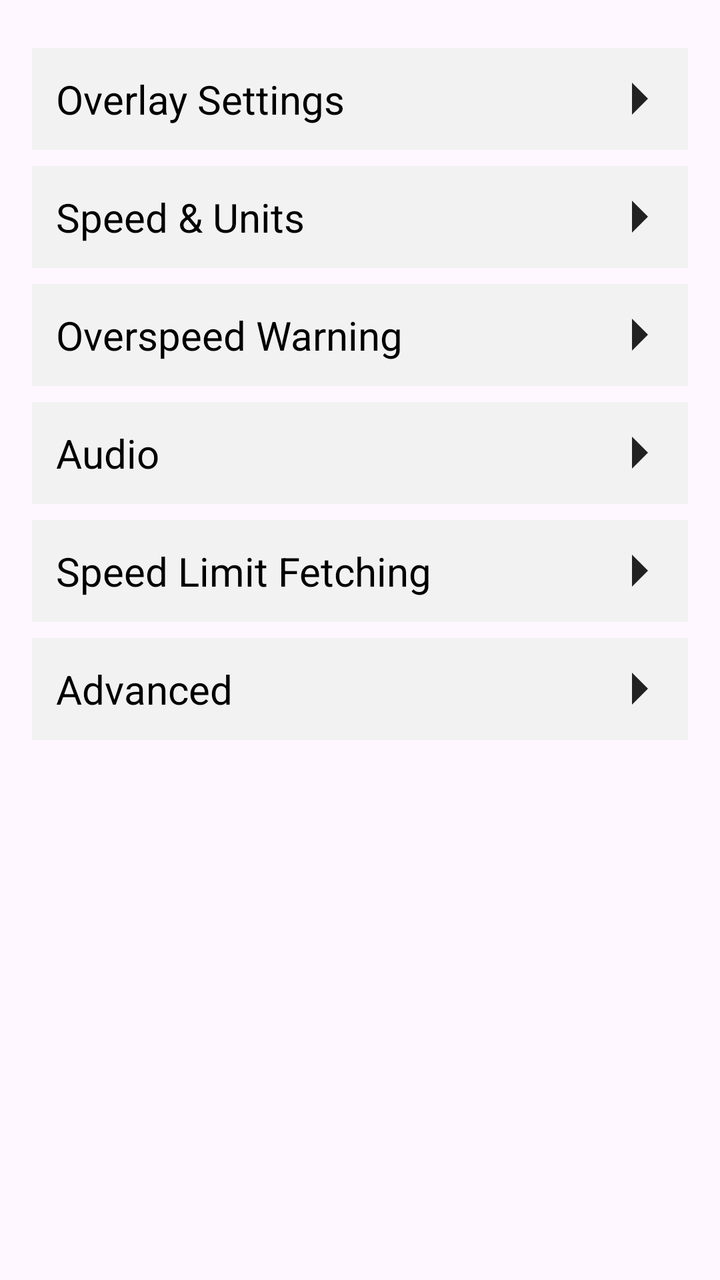
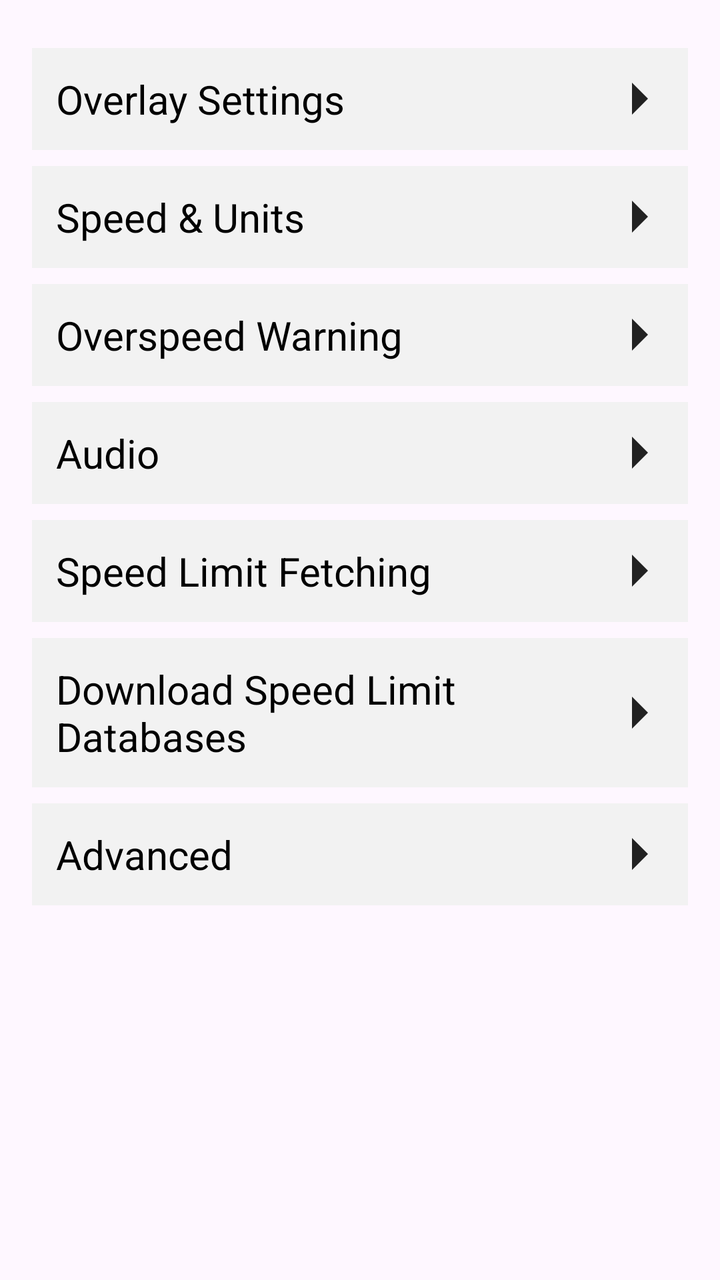

Before-and-after screenshots of an Android layout around one commit, followed by the original layout XML and the change that was made.
<!-- AndroidManifest.xml: application theme Theme.SpeedAlert -->
<!-- res/layout/activity_settings.xml -->
<?xml version="1.0" encoding="utf-8"?>
<ScrollView xmlns:android="http://schemas.android.com/apk/res/android"
    android:layout_width="match_parent"
    android:layout_height="match_parent"
    android:padding="16dp"
    android:theme="@style/SettingsTheme">

    <LinearLayout
        android:id="@+id/settingsRoot"
        android:orientation="vertical"
        android:layout_width="match_parent"
        android:layout_height="wrap_content">

        
        
        
        <LinearLayout
            android:id="@+id/headerOverlay"
            android:layout_marginTop="8dp"
            android:textColor="@color/settingsHeaderText"
            android:layout_width="match_parent"
            android:layout_height="wrap_content"
            android:padding="12dp"
            android:gravity="center_vertical"
            android:background="@color/settingsHeaderBackground">

            <TextView
                android:layout_width="0dp"
                android:layout_height="wrap_content"
                android:layout_weight="1"
                android:text="@string/header_overlay"
                android:textSize="20sp" />

            <ImageView
                android:id="@+id/arrowOverlay"
                android:layout_width="24dp"
                android:layout_height="24dp"
                android:tint="@color/settingsHeaderText"
                android:src="@drawable/ic_arrow_right" />
        </LinearLayout>

        <LinearLayout
            android:id="@+id/sectionOverlay"
            android:orientation="vertical"
            android:layout_width="match_parent"
            android:layout_height="wrap_content"
            android:padding="8dp"
            android:visibility="gone">

            <Switch
                android:id="@+id/swShowOverlay"
                android:layout_width="wrap_content"
                android:layout_height="wrap_content"
                android:text="@string/show_overlay"
                android:layout_marginBottom="12dp" />

            <Switch
                android:id="@+id/switchSignOverlay"
                android:layout_width="wrap_content"
                android:layout_height="wrap_content"
                android:text="@string/use_sign_overlay" />

            <LinearLayout
                android:layout_width="wrap_content"
                android:layout_height="wrap_content"
                android:orientation="horizontal"
                android:gravity="center_vertical"
                android:layout_marginBottom="16dp">

                <TextView
                    android:id="@+id/spinnerCurrentSpeedLabel"
                    android:layout_width="0dp"
                    android:layout_height="wrap_content"
                    android:layout_weight="1"
                    android:text="@string/disp_current_speed_label"
                    android:layout_marginEnd="12dp" />

                <Spinner
                    android:id="@+id/spinnerCurrentSpeed"
                    android:layout_width="wrap_content"
                    android:layout_height="wrap_content"
                    android:spinnerMode="dropdown"
                    android:padding="4dp" />
            </LinearLayout>

            <Switch
                android:id="@+id/swShowUnits"
                android:layout_width="wrap_content"
                android:layout_height="wrap_content"
                android:text="@string/switch_show_units" />

            <TextView
                android:id="@+id/transparencyLabel"
                android:text="@string/settings_transparency_label"
                android:layout_marginTop="16dp"
                android:layout_width="wrap_content"
                android:layout_height="wrap_content" />

            <SeekBar
                android:id="@+id/transparencySeekBar"
                android:max="255"
                android:layout_width="match_parent"
                android:layout_height="wrap_content" />

            <TextView
                android:id="@+id/previewLabel"
                android:text="@string/settings_preview_label"
                android:layout_marginTop="20dp"
                android:layout_width="wrap_content"
                android:layout_height="wrap_content" />

            <FrameLayout
                android:id="@+id/overlayPreview"
                android:layout_marginTop="8dp"
                android:layout_width="200dp"
                android:layout_height="80dp"
                android:background="#AA000000" />

            <LinearLayout
                android:layout_width="match_parent"
                android:layout_height="wrap_content"
                android:orientation="horizontal"
                android:gravity="center_vertical"
                android:layout_marginTop="16dp">

                <TextView
                    android:id="@+id/lblBrightness"
                    android:layout_width="wrap_content"
                    android:layout_height="wrap_content"
                    android:text="@string/overlay_text_brightness"
                    android:layout_marginEnd="12dp" />

                <SeekBar
                    android:id="@+id/seekBrightness"
                    android:layout_width="0dp"
                    android:layout_height="wrap_content"
                    android:layout_weight="1"
                    android:max="100"
                    android:progress="100" />
            </LinearLayout>

            <LinearLayout
                android:id="@+id/layoutSpeedoSize"
                android:layout_width="match_parent"
                android:layout_height="wrap_content"
                android:orientation="vertical"
                android:layout_marginTop="16dp">

                <TextView
                    android:id="@+id/txtSpeedoSizeLabel"
                    android:layout_width="wrap_content"
                    android:layout_height="wrap_content"
                    android:text="@string/speedo_size_title"
                    android:layout_marginBottom="8dp" />

                
                <FrameLayout
                    android:layout_width="match_parent"
                    android:layout_height="wrap_content">

            
                    <TextView
                        android:id="@+id/txtSpeedoSizeValue"
                        android:layout_width="wrap_content"
                        android:layout_height="wrap_content"
                        android:text="100%"
                        android:textStyle="bold"
                        android:layout_gravity="top|center_horizontal"
                        android:layout_marginBottom="4dp"
                        android:layout_marginTop="0dp" />

                    <SeekBar
                        android:id="@+id/seekSpeedoSize"
                        android:layout_width="match_parent"
                        android:layout_height="wrap_content"
                        android:layout_marginTop="20dp"
                        android:max="10" />

                </FrameLayout>

            </LinearLayout>

        </LinearLayout>

        
        
        
        <LinearLayout
            android:id="@+id/headerSpeedUnits"
            android:textColor="@color/settingsHeaderText"
            android:layout_marginTop="8dp"
            android:layout_width="match_parent"
            android:layout_height="wrap_content"
            android:padding="12dp"
            android:gravity="center_vertical"
            android:background="@color/settingsHeaderBackground">

            <TextView
                android:layout_width="0dp"
                android:layout_height="wrap_content"
                android:layout_weight="1"
                android:text="@string/header_speed_units"
                android:textSize="20sp" />

            <ImageView
                android:id="@+id/arrowSpeedUnits"
                android:layout_width="24dp"
                android:layout_height="24dp"
                android:tint="@color/settingsHeaderText"
                android:src="@drawable/ic_arrow_right" />
        </LinearLayout>

        <LinearLayout
            android:id="@+id/sectionSpeedUnits"
            android:orientation="vertical"
            android:layout_width="match_parent"
            android:layout_height="wrap_content"
            android:padding="8dp"
            android:visibility="gone">

            <LinearLayout
                android:layout_width="match_parent"
                android:layout_height="wrap_content"
                android:orientation="horizontal"
                android:gravity="center_vertical"
                android:layout_marginBottom="16dp">

                <Switch
                    android:id="@+id/swUseMph"
                    android:layout_width="wrap_content"
                    android:layout_height="wrap_content"
                    android:text="@string/switch_use_mph" />

                <Button
                    android:id="@+id/btnMphInfo"
                    android:layout_width="wrap_content"
                    android:layout_height="wrap_content"
                    android:text="@string/switch_use_mph_readme"
                    android:layout_marginStart="12dp"/>
            </LinearLayout>

        </LinearLayout>

        
        
        
        <LinearLayout
            android:id="@+id/headerOverspeed"
            android:textColor="@color/settingsHeaderText"
            android:layout_marginTop="8dp"
            android:layout_width="match_parent"
            android:layout_height="wrap_content"
            android:padding="12dp"
            android:gravity="center_vertical"
            android:background="@color/settingsHeaderBackground">

            <TextView
                android:layout_width="0dp"
                android:layout_height="wrap_content"
                android:layout_weight="1"
                android:text="@string/header_overspeed"
                android:textSize="20sp" />

            <ImageView
                android:id="@+id/arrowOverspeed"
                android:layout_width="24dp"
                android:layout_height="24dp"
                android:tint="@color/settingsHeaderText"
                android:src="@drawable/ic_arrow_right" />
        </LinearLayout>

        <LinearLayout
            android:id="@+id/sectionOverspeed"
            android:orientation="vertical"
            android:layout_width="match_parent"
            android:layout_height="wrap_content"
            android:padding="8dp"
            android:visibility="gone">

            <LinearLayout
                android:layout_width="match_parent"
                android:layout_height="wrap_content"
                android:orientation="horizontal"
                android:gravity="center_vertical"
                android:layout_marginBottom="16dp">

                <Switch
                    android:id="@+id/swOverspeedMode"
                    android:layout_width="wrap_content"
                    android:layout_height="wrap_content"
                    android:text="@string/overspeed_mode_percentage"
                    android:layout_marginEnd="12dp" />

                <TextView
                    android:id="@+id/txtOverspeedLabel"
                    android:layout_width="wrap_content"
                    android:layout_height="wrap_content"
                    android:text="@string/overspeed_label_percent"
                    android:layout_marginEnd="12dp" />

                <SeekBar
                    android:id="@+id/seekOverspeed"
                    android:layout_width="0dp"
                    android:layout_height="wrap_content"
                    android:layout_weight="1"
                    android:max="30"
                    android:progress="5" />
            </LinearLayout>

            <Switch
                android:id="@+id/swUseCountryFallback"
                android:layout_width="wrap_content"
                android:layout_height="wrap_content"
                android:text="@string/use_country_fallback" />

        </LinearLayout>

        
        
        
        <LinearLayout
            android:id="@+id/headerAudio"
            android:textColor="@color/settingsHeaderText"
            android:layout_marginTop="8dp"
            android:layout_width="match_parent"
            android:layout_height="wrap_content"
            android:padding="12dp"
            android:gravity="center_vertical"
            android:background="@color/settingsHeaderBackground">

            <TextView
                android:layout_width="0dp"
                android:layout_height="wrap_content"
                android:layout_weight="1"
                android:text="@string/header_audio"
                android:textSize="20sp" />

            <ImageView
                android:id="@+id/arrowAudio"
                android:layout_width="24dp"
                android:layout_height="24dp"
                android:tint="@color/settingsHeaderText"
                android:src="@drawable/ic_arrow_right" />
        </LinearLayout>

        <LinearLayout
            android:id="@+id/sectionAudio"
            android:orientation="vertical"
            android:layout_width="match_parent"
            android:layout_height="wrap_content"
            android:padding="8dp"
            android:visibility="gone">

            <LinearLayout
                android:layout_width="match_parent"
                android:layout_height="wrap_content"
                android:orientation="horizontal"
                android:gravity="center_vertical"
                android:layout_marginBottom="12dp">

                <TextView
                    android:id="@+id/txtBeepVolumeLabel"
                    android:layout_width="wrap_content"
                    android:layout_height="wrap_content"
                    android:text="@string/beep_volume_label"
                    android:layout_marginEnd="12dp" />

                <SeekBar
                    android:id="@+id/seekBeepVolume"
                    android:layout_width="0dp"
                    android:layout_height="wrap_content"
                    android:layout_weight="1"
                    android:max="100"
                    android:progress="100"
                    android:layout_marginEnd="12dp" />

                <Button
                    android:id="@+id/btnTestBeep"
                    android:layout_width="wrap_content"
                    android:layout_height="wrap_content"
                    android:text="@string/beep_volume_test" />
            </LinearLayout>

            <Switch
                android:id="@+id/swShowMuteButton"
                android:layout_width="wrap_content"
                android:layout_height="wrap_content"
                android:text="@string/show_mute_button_title" />

            <Switch
                android:id="@+id/swBeepOnce"
                android:layout_width="wrap_content"
                android:layout_height="wrap_content"
                android:text="@string/beep_once_title"
                android:layout_marginTop="12dp" />

            <LinearLayout
                android:layout_width="wrap_content"
                android:layout_height="wrap_content"
                android:orientation="horizontal"
                android:gravity="center_vertical">

                <Switch
                    android:id="@+id/speak_tts_speedcam_warning"
                    android:layout_width="0dp"
                    android:layout_height="wrap_content"
                    android:layout_weight="1"
                    android:text="@string/pref_speak_tts_speedcam_warning"
                    android:layout_marginEnd="12dp" />

                <Button
                    android:id="@+id/test_tts_speedcam_warning"
                    android:layout_width="wrap_content"
                    android:layout_height="wrap_content"
                    android:text="@string/pref_test_tts" />

            </LinearLayout>

            
            <LinearLayout
                android:id="@+id/layoutAudioOutputChannel"
                android:layout_width="wrap_content"
                android:layout_height="wrap_content"
                android:orientation="horizontal"
                android:gravity="center_vertical"
                android:layout_marginTop="12dp"
                android:padding="4dp">

                <TextView
                    android:id="@+id/txtAudioOutputLabel"
                    android:layout_width="0dp"
                    android:layout_height="wrap_content"
                    android:layout_weight="1"
                    android:text="@string/select_audio_output_channel"
                    android:textSize="16sp"
                    android:layout_marginEnd="12dp" />

                <Spinner
                    android:id="@+id/spinnerAudioOutput"
                    android:layout_width="wrap_content"
                    android:layout_height="wrap_content"
                    android:entries="@array/audio_output_channels"
                    android:padding="4dp" />
            </LinearLayout>

        </LinearLayout>

        
        
        
        <LinearLayout
            android:id="@+id/headerFetching"
            android:textColor="@color/settingsHeaderText"
            android:layout_marginTop="8dp"
            android:layout_width="match_parent"
            android:layout_height="wrap_content"
            android:padding="12dp"
            android:gravity="center_vertical"
            android:background="@color/settingsHeaderBackground">

            <TextView
                android:layout_width="0dp"
                android:layout_height="wrap_content"
                android:layout_weight="1"
                android:text="@string/header_fetching"
                android:textSize="20sp" />

            <ImageView
                android:id="@+id/arrowFetching"
                android:layout_width="24dp"
                android:layout_height="24dp"
                android:tint="@color/settingsHeaderText"
                android:src="@drawable/ic_arrow_right" />
        </LinearLayout>

        <LinearLayout
            android:id="@+id/sectionFetching"
            android:orientation="vertical"
            android:layout_width="match_parent"
            android:layout_height="wrap_content"
            android:padding="8dp"
            android:visibility="gone">

            <TextView
               android:id="@+id/txtFetchingInfo"
               android:layout_width="match_parent"
               android:layout_height="wrap_content"
               android:text="@string/fetching_info"
               android:layout_marginBottom="12dp"
               android:textColor="@color/settingsHeaderText"
               android:textSize="14sp" />

            <LinearLayout
                android:layout_width="wrap_content"
                android:layout_height="wrap_content"
                android:orientation="horizontal"
                android:gravity="center_vertical"
                android:layout_marginBottom="12dp">

                <TextView
                    android:id="@+id/txtFetchIntervalLabel"
                    android:layout_width="0dp"
                    android:layout_height="wrap_content"
                    android:layout_weight="1"
                    android:text="@string/fetch_interval_label"
                    android:layout_marginEnd="12dp" />

                <Spinner
                    android:id="@+id/spinnerFetchInterval"
                    android:layout_width="wrap_content"
                    android:layout_height="wrap_content"
                    android:spinnerMode="dropdown"
                    android:padding="4dp" />
            </LinearLayout>

            <LinearLayout
                android:layout_width="wrap_content"
                android:layout_height="wrap_content"
                android:orientation="horizontal"
                android:gravity="center_vertical"
                android:layout_marginBottom="16dp">

                <TextView
                    android:id="@+id/txtMinDistanceLabel"
                    android:layout_width="0dp"
                    android:layout_height="wrap_content"
                    android:layout_weight="1"
                    android:text="@string/min_distance_label"
                    android:layout_marginEnd="12dp" />

                <Spinner
                    android:id="@+id/spinnerMinDistance"
                    android:layout_width="wrap_content"
                    android:layout_height="wrap_content"
                    android:spinnerMode="dropdown"
                    android:padding="4dp" />
            </LinearLayout>

            <TextView
                android:id="@+id/tvDownloadInstallDb"
                android:layout_width="wrap_content"
                android:layout_height="wrap_content"
                android:text="@string/download_install_database"
                android:textColor="@color/link_color"
                android:textSize="16sp" 
                android:clickable="true"
                android:focusable="true"
                android:paddingTop="8dp" />

        </LinearLayout>

        
        
        
        <LinearLayout
            android:id="@+id/headerAdvanced"
            android:textColor="@color/settingsHeaderText"
            android:layout_marginTop="8dp"
            android:layout_width="match_parent"
            android:layout_height="wrap_content"
            android:padding="12dp"
            android:gravity="center_vertical"
            android:background="@color/settingsHeaderBackground">

            <TextView
                android:layout_width="0dp"
                android:layout_height="wrap_content"
                android:layout_weight="1"
                android:text="@string/header_advanced"
                android:textSize="20sp" />

            <ImageView
                android:id="@+id/arrowAdvanced"
                android:layout_width="24dp"
                android:layout_height="24dp"
                android:tint="@color/settingsHeaderText"
                android:src="@drawable/ic_arrow_right" />
        </LinearLayout>

        <LinearLayout
            android:id="@+id/sectionAdvanced"
            android:orientation="vertical"
            android:layout_width="match_parent"
            android:layout_height="wrap_content"
            android:padding="8dp"
            android:visibility="gone">

            <Switch
                android:id="@+id/swBroadcast"
                android:layout_width="wrap_content"
                android:layout_height="wrap_content"
                android:text="@string/enable_broadcast"
                android:layout_marginBottom="12dp" />

            <LinearLayout
                android:layout_width="match_parent"
                android:layout_height="wrap_content"
                android:orientation="horizontal"
                android:gravity="center_vertical"
                android:layout_marginBottom="12dp">

                <Switch
                    android:id="@+id/switchAutoStart"
                    android:layout_width="wrap_content"
                    android:layout_height="wrap_content"
                    android:text="@string/start_service_on_open" />

                <Switch
                    android:id="@+id/switchMinimizeOnStart"
                    android:layout_width="wrap_content"
                    android:layout_height="wrap_content"
                    android:text="@string/minimize_on_start"
                    android:layout_marginStart="30dp"
                    android:visibility="gone" />
            </LinearLayout>

        </LinearLayout>

    </LinearLayout>
</ScrollView>
<!-- resources referenced by this layout -->
<resources>
  <string-array name="audio_output_channels">
          <item>Media</item>
          <item>Notification</item>
          <item>Alarm</item>
          <item>Ring</item>
          <item>System</item>
          <item>Navigation</item>
      </string-array>
  <color name="link_color">#1E88E5</color>
  <color name="settingsHeaderBackground">#F2F2F2</color>
  <color name="settingsHeaderText">#222222</color>
  <!-- drawable ic_arrow_right (drawable) -->
  <vector xmlns:android="http://schemas.android.com/apk/res/android"
      android:width="24dp"
      android:height="24dp"
      android:viewportWidth="24"
      android:viewportHeight="24">
      <path
          android:fillColor="#FFFFFF"
          android:pathData="M8,4l8,8l-8,8" />
  </vector>
  <string name="beep_once_title">Only beep once when overspeeding</string>
  <string name="beep_volume_label">Beep volume: %1$d%%</string>
  <string name="beep_volume_test">Test</string>
  <string name="disp_current_speed_label">Display current speed?</string>
  <string name="download_install_database">Download and install database</string>
  <string name="enable_broadcast">Enable media broadcast</string>
  <string name="fetch_interval_label">Speed limit fetch interval</string>
  <string name="fetching_info">
      If you use a local database you hardly ever use the network, so you can set the speed limit fetching to 2 seconds and the minimum distance to 0 meters.
      </string>
  <string name="header_advanced">Advanced</string>
  <string name="header_audio">Audio</string>
  <string name="header_fetching">Speed Limit Fetching</string>
  <string name="header_overlay">Overlay Settings</string>
  <string name="header_overspeed">Overspeed Warning</string>
  <string name="header_speed_units">Speed &amp; Units</string>
  <string name="min_distance_label">Minimum distance before fetching</string>
  <string name="minimize_on_start">Minimize app</string>
  <string name="overlay_text_brightness">Overlay text brightness</string>
  <string name="overspeed_label_percent">Overspeed tolerance: %1$d%%</string>
  <string name="overspeed_mode_percentage">Use percentage overspeed</string>
  <string name="pref_speak_tts_speedcam_warning">Speak TTS speed camera warning</string>
  <string name="pref_test_tts">Test TTS output</string>
  <string name="select_audio_output_channel">Select audio output channel</string>
  <string name="settings_preview_label">Preview</string>
  <string name="settings_transparency_label">Overlay transparency</string>
  <string name="show_mute_button_title">Show speaker/mute button in overlay</string>
  <string name="show_overlay">Show overlay speedometer</string>
  <string name="speedo_size_title">Overlay text size</string>
  <string name="start_service_on_open">Start service on opening SpeedAlert</string>
  <string name="switch_show_units">Show units when displaying current speed (kmh or mph)</string>
  <string name="switch_use_mph">Use mph instead of km/h for GPS speed</string>
  <string name="switch_use_mph_readme">Read this!</string>
  <string name="use_country_fallback">Use country fallback speeds when no maxspeed tag</string>
  <string name="use_sign_overlay">Use road‑sign style speed overlay</string>
  <style name="SettingsTheme" parent="ThemeOverlay.AppCompat.Light">
          <item name="android:textColor">#FF000000</item>
      </style>
  <color name="primary">#2962FF</color>
  <color name="primary_variant">#0039CB</color>
  <color name="on_primary">#FFFFFF</color>
  <color name="secondary">#00C853</color>
  <color name="secondary_variant">#009624</color>
  <color name="on_secondary">#000000</color>
  <color name="surface">#FFFFFF</color>
  <color name="on_surface">#000000</color>
  <color name="background">#CACEDA</color>
  <color name="on_background">#000000</color>
  <!-- unchanged entries left out for length: 1 -->
</resources>

<!-- the commit's change to res/layout/activity_settings.xml (unified diff, before → after) -->
@@ -535,6 +535,43 @@
                     android:spinnerMode="dropdown"
                     android:padding="4dp" />
             </LinearLayout>
+        </LinearLayout>
+
+        
+        
+        
+        <LinearLayout
+            android:id="@+id/headerFetchingDB"
+            android:textColor="@color/settingsHeaderText"
+            android:layout_marginTop="8dp"
+            android:layout_width="match_parent"
+            android:layout_height="wrap_content"
+            android:padding="12dp"
+            android:gravity="center_vertical"
+            android:background="@color/settingsHeaderBackground">
+
+            <TextView
+                android:layout_width="0dp"
+                android:layout_height="wrap_content"
+                android:layout_weight="1"
+                android:text="@string/header_fetchingDB"
+                android:textSize="20sp" />
+
+            <ImageView
+                android:id="@+id/arrowFetchingDB"
+                android:layout_width="24dp"
+                android:layout_height="24dp"
+                android:tint="@color/settingsHeaderText"
+                android:src="@drawable/ic_arrow_right" />
+        </LinearLayout>
+
+        <LinearLayout
+            android:id="@+id/sectionFetchingDB"
+            android:orientation="vertical"
+            android:layout_width="match_parent"
+            android:layout_height="wrap_content"
+            android:padding="8dp"
+            android:visibility="gone">
 
             <TextView
                 android:id="@+id/tvDownloadInstallDb"
<!-- resource entries referenced after the edit -->
@@ -34,6 +34,7 @@
   <string name="header_advanced">Advanced</string>
   <string name="header_audio">Audio</string>
   <string name="header_fetching">Speed Limit Fetching</string>
+  <string name="header_fetchingDB">Download Speed Limit Databases</string>
   <string name="header_overlay">Overlay Settings</string>
   <string name="header_overspeed">Overspeed Warning</string>
   <string name="header_speed_units">Speed &amp; Units</string>
